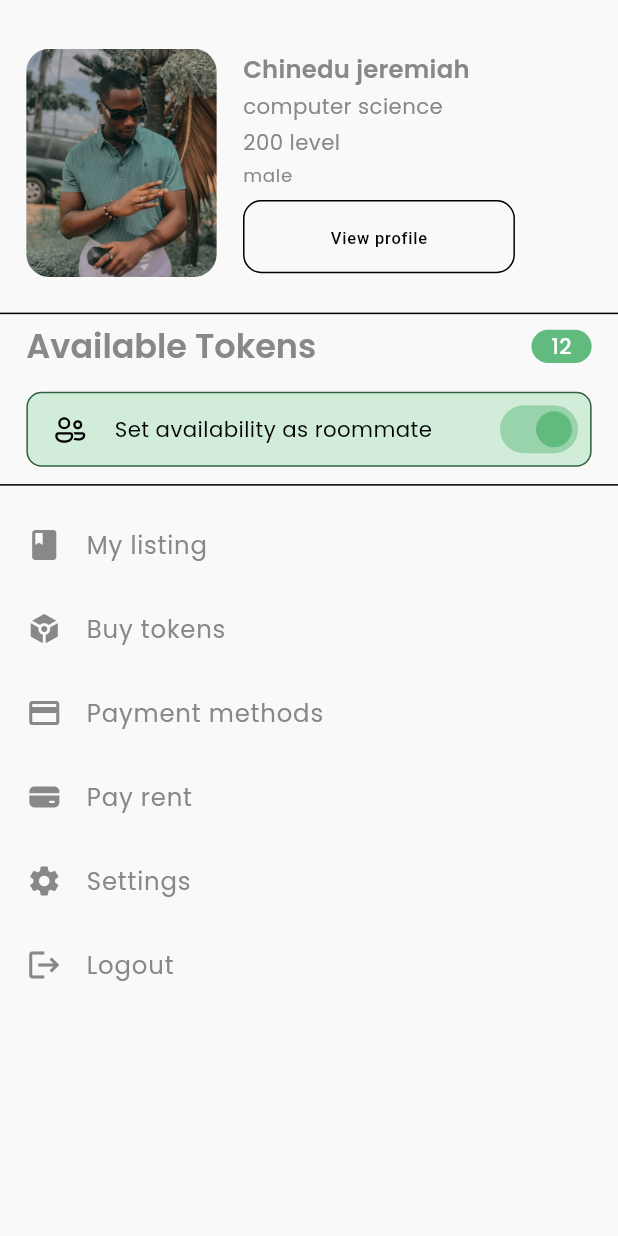
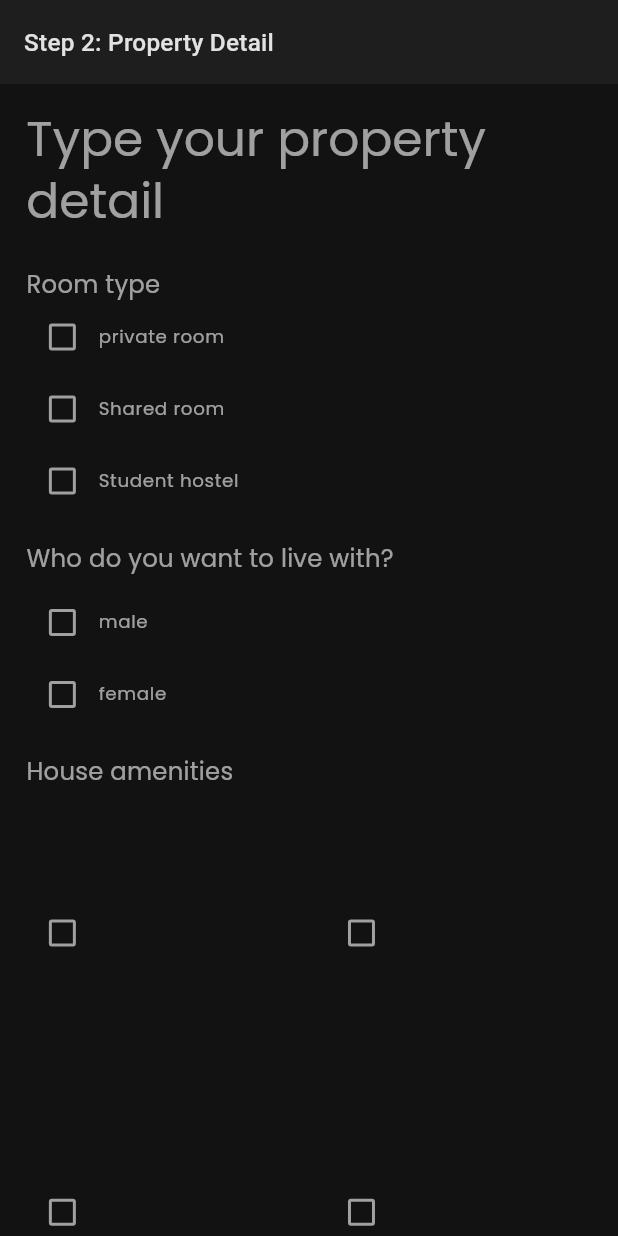
Before and after one commit to callmhejerry/room_5, a Flutter app: the screen it shows after launch, on a phone screen of 412 x 824 dp. Run offline on Flutter 3.47's test engine with Material 2 defaults, Android fonts, the phone set to English and light mode, and no system bars; our stand-ins replace fluentui_system_icons, flutter_screenutil, smooth_page_indicator.

Commit message:
Added the post ads screen

```diff
--- a/lib/main.dart
+++ b/lib/main.dart
@@ -3,7 +3,7 @@ import 'package:flutter_screenutil/flutter_screenutil.dart';
 
 import 'package:room_5/theme/theme_constants.dart';
 
-import 'screens/MoreScreen/more_screen.dart';
+import 'screens/PostAdsScreen/property_detail_screen.dart';
 
 void main() {
   runApp(const MyApp());
@@ -20,7 +20,7 @@ class MyApp extends StatelessWidget {
           title: 'Room 5',
           debugShowCheckedModeBanner: false,
           theme: CustomTheme.lightTheme,
-          themeMode: ThemeMode.light,
+          themeMode: ThemeMode.dark,
           darkTheme: CustomTheme.darkTheme,
           home: child,
         );
@@ -28,7 +28,7 @@ class MyApp extends StatelessWidget {
       minTextAdapt: true,
       splitScreenMode: true,
       designSize: const Size(375, 812),
-      child: const MoreScreen(),
+      child: const PropertyDetailScreen(),
     );
   }
 }
--- a/lib/screens/MoreScreen/more_screen.dart
+++ b/lib/screens/MoreScreen/more_screen.dart
@@ -2,6 +2,7 @@ import 'package:fluentui_system_icons/fluentui_system_icons.dart';
 import "package:flutter/material.dart";
 import 'package:flutter_screenutil/flutter_screenutil.dart';
 
+import 'widgets/roommate_availability_widget.dart';
 import 'widgets/user_profile_widget.dart';
 
 class MoreScreen extends StatelessWidget {
@@ -124,66 +125,3 @@ class MoreScreen extends StatelessWidget {
     );
   }
 }
-
-class RoommateAvailabiltyWidget extends StatefulWidget {
-  const RoommateAvailabiltyWidget({
-    Key? key,
-  }) : super(key: key);
-
-  @override
-  State<RoommateAvailabiltyWidget> createState() =>
-      _RoommateAvailabiltyWidgetState();
-}
-
-class _RoommateAvailabiltyWidgetState extends State<RoommateAvailabiltyWidget> {
-  bool available = true;
-  @override
-  Widget build(BuildContext context) {
-    return Container(
-      // height: 50.h,
-      width: double.infinity,
-      padding: EdgeInsets.only(left: 16.r, right: 4.r),
-      decoration: BoxDecoration(
-        border: Border.all(
-          color: const Color.fromARGB(255, 49, 97, 60),
-          style: BorderStyle.solid,
-          width: 1.r,
-        ),
-        borderRadius: BorderRadius.circular(10.r),
-        color: Theme.of(context).colorScheme.secondaryContainer,
-      ),
-      child: Row(
-        children: [
-          const Icon(
-            FluentIcons.people_12_regular,
-            color: Colors.black,
-          ),
-          SizedBox(
-            width: 16.w,
-          ),
-          const Text(
-            "Set availability as roommate",
-            style: TextStyle(
-              color: Colors.black,
-            ),
-          ),
-          const Spacer(),
-          AnimatedSwitcher(
-            duration: const Duration(
-              milliseconds: 500,
-            ),
-            child: Switch.adaptive(
-              onChanged: (value) {
-                setState(() {
-                  available = value;
-                });
-              },
-              value: available,
-              activeColor: Theme.of(context).colorScheme.secondary,
-            ),
-          )
-        ],
-      ),
-    );
-  }
-}
--- /dev/null
+++ b/lib/screens/PostAdsScreen/property_detail_screen.dart
@@ -0,0 +1,185 @@
+import 'package:flutter/material.dart';
+import 'package:flutter_screenutil/flutter_screenutil.dart';
+
+class PropertyDetailScreen extends StatefulWidget {
+  const PropertyDetailScreen({super.key});
+
+  @override
+  State<PropertyDetailScreen> createState() => _PropertyDetailScreenState();
+}
+
+class _PropertyDetailScreenState extends State<PropertyDetailScreen> {
+  final List<Map<String, dynamic>> _roomType = [
+    {
+      "type": "private room",
+      "selected": false,
+    },
+    {
+      "type": "Shared room",
+      "selected": false,
+    },
+    {
+      "type": "Student hostel",
+      "selected": false,
+    }
+  ];
+  final List<Map<String, dynamic>> _gender = [
+    {
+      "type": "male",
+      "selected": false,
+    },
+    {
+      "type": "female",
+      "selected": false,
+    },
+  ];
+
+  final List<Map<String, dynamic>> _houseAmenties = [
+    {
+      "type": "Generator",
+      "selected": false,
+    },
+    {
+      "type": "Bed stand",
+      "selected": false,
+    },
+    {
+      "type": "Wardrobe",
+      "selected": false,
+    },
+    {
+      "type": "Table and Chair",
+      "selected": false,
+    },
+    {
+      "type": "Televison",
+      "selected": false,
+    },
+  ];
+  String? _roomTypeValue;
+  String? _genderValue;
+  final List<String> _houseAmentiesList = [];
+  @override
+  Widget build(BuildContext context) {
+    return Scaffold(
+      appBar: AppBar(
+        title: const Text("Step 2: Property Detail"),
+      ),
+      body: SingleChildScrollView(
+        padding: EdgeInsets.symmetric(
+          horizontal: 16.w,
+          vertical: 16.h,
+        ),
+        child: Column(
+          crossAxisAlignment: CrossAxisAlignment.stretch,
+          children: [
+            Text(
+              "Type your property detail",
+              style: Theme.of(context).textTheme.headlineLarge,
+            ),
+            SizedBox(
+              height: 24.h,
+            ),
+            Text(
+              "Room type",
+              style: Theme.of(context).textTheme.titleMedium,
+            ),
+            ..._roomType.map(
+              (roomType) {
+                return Row(
+                  children: [
+                    Checkbox(
+                      visualDensity: VisualDensity.adaptivePlatformDensity,
+                      activeColor: Theme.of(context).colorScheme.secondary,
+                      value: roomType["selected"],
+                      onChanged: (bool? newValue) {
+                        setState(() {
+                          for (var roomType in _roomType) {
+                            roomType["selected"] = false;
+                          }
+                          roomType["selected"] = newValue;
+                          _roomTypeValue = roomType["type"];
+                        });
+                      },
+                    ),
+                    Text(
+                      roomType["type"],
+                      style: Theme.of(context).textTheme.bodySmall,
+                    ),
+                  ],
+                );
+              },
+            ).toList(),
+            SizedBox(
+              height: 16.h,
+            ),
+            Text(
+              "Who do you want to live with?",
+              style: Theme.of(context).textTheme.titleMedium,
+            ),
+            SizedBox(
+              height: 8.h,
+            ),
+            ..._gender.map(
+              (gender) {
+                return Row(
+                  children: [
+                    Checkbox(
+                      visualDensity: VisualDensity.adaptivePlatformDensity,
+                      activeColor: Theme.of(context).colorScheme.secondary,
+                      value: gender["selected"],
+                      onChanged: (bool? newValue) {
+                        setState(() {
+                          for (var gender in _gender) {
+                            gender["selected"] = false;
+                          }
+                          gender["selected"] = newValue;
+                          _genderValue = gender["type"];
+                        });
+                      },
+                    ),
+                    Text(
+                      gender["type"],
+                      style: Theme.of(context).textTheme.bodySmall,
+                    ),
+                  ],
+                );
+              },
+            ).toList(),
+            SizedBox(
+              height: 16.h,
+            ),
+            Text(
+              "House amenities",
+              style: Theme.of(context).textTheme.titleMedium,
+            ),
+            SizedBox(
+              height: 8.h,
+            ),
+            GridView.builder(
+              shrinkWrap: true,
+              gridDelegate: SliverGridDelegateWithFixedCrossAxisCount(
+                crossAxisCount: 2,
+                crossAxisSpacing: 20.w,
+                mainAxisSpacing: 8.w,
+              ),
+              itemCount: _houseAmenties.length,
+              itemBuilder: (context, index) {
+                return Row(
+                  children: [
+                    Checkbox(
+                      value: _houseAmenties[index]["selected"],
+                      onChanged: (value) {
+                        _houseAmenties[index]["selected"] = value;
+                      },
+                    ),
+                  ],
+                );
+              },
+            )
+          ],
+        ),
+      ),
+    );
+  }
+}
--- a/lib/screens/SearchScreen/filter_screen.dart
+++ b/lib/screens/SearchScreen/filter_screen.dart
@@ -30,6 +30,10 @@ class _FilterScreenState extends State<FilterScreen> {
     },
     {
       "type": "Shared room",
+      "selected": false,
+    },
+    {
+      "type": "Student hostel",
       "selected": false,
     }
   ];
```
Also changed, not shown: lib/screens/MoreScreen/widgets/roommate_availability_widget.dart (added, +66 -0 lines), lib/screens/PostAdsScreen/location_screen.dart (added, +80 -0 lines), lib/screens/PostAdsScreen/post_ads_screen.dart (added, +27 -0 lines).
